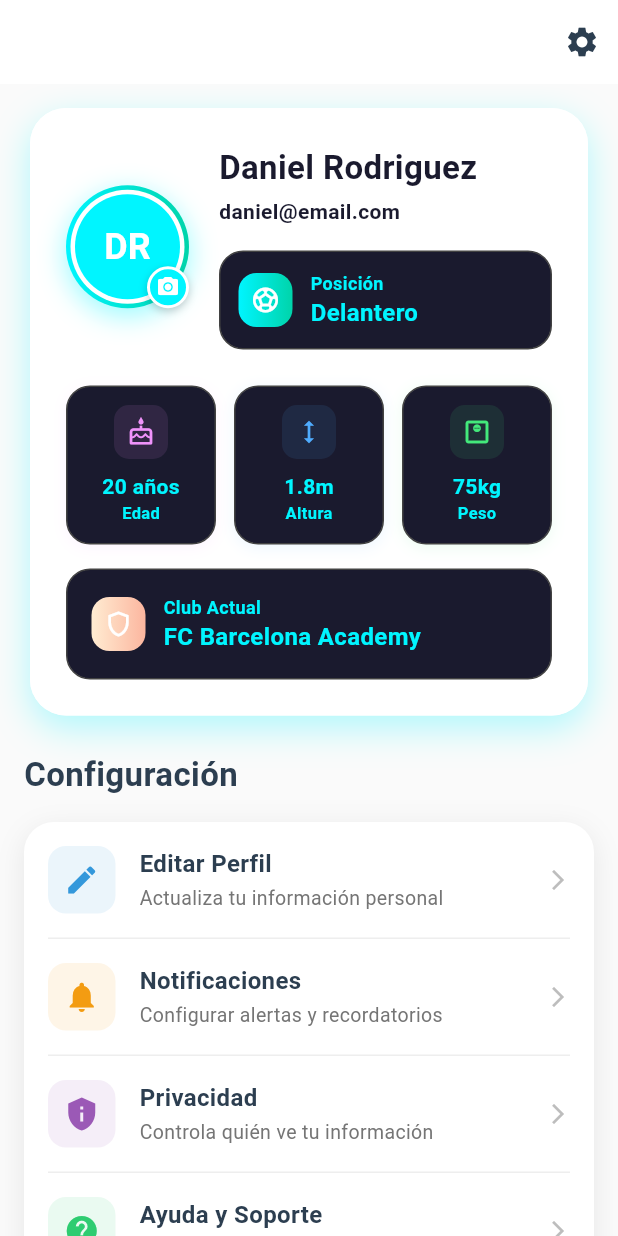
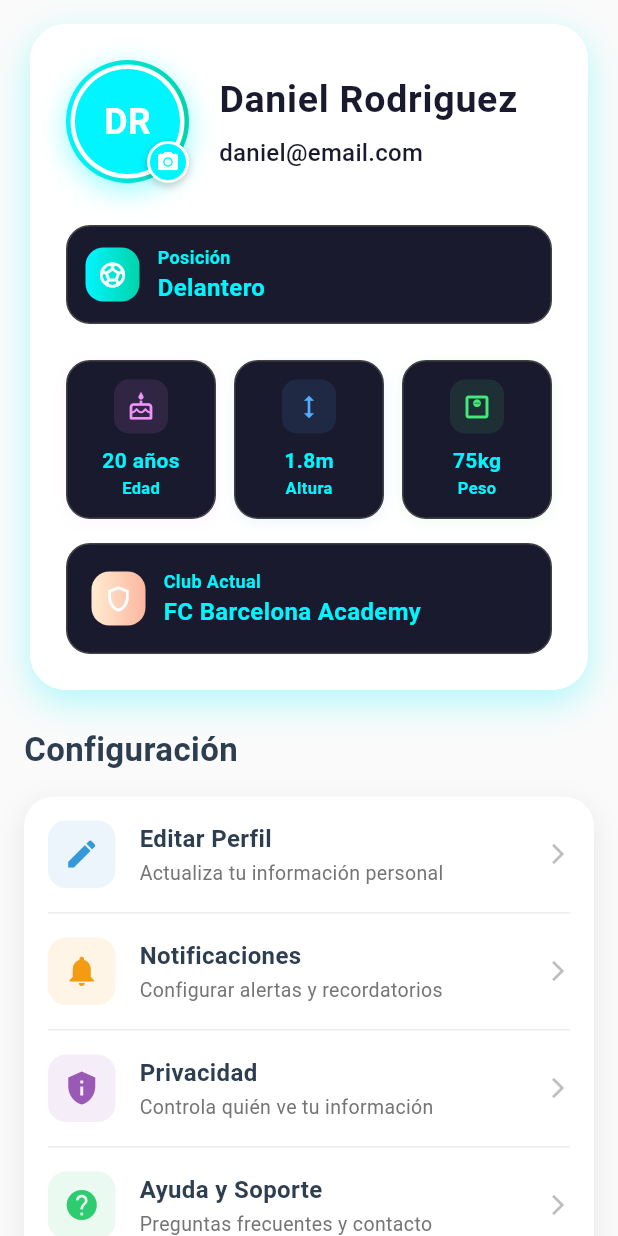
Before and after one commit to DaniielJr10/soccerlife, a Flutter app: the PerfilPage screen opened directly, on a phone screen of 412 x 824 dp. Run offline on Flutter 3.47's test engine with Material 3 defaults, Android fonts, the phone set to English and light mode, and no system bars; our stand-ins replace image_picker.

Commit message:
se ahusto las posicion de la tarjeta en perfil

```diff
--- a/lib/pantallas/perfil.dart
+++ b/lib/pantallas/perfil.dart
@@ -171,13 +171,11 @@ class _PerfilPageState extends State<PerfilPage>
   Widget build(BuildContext context) {
     return Scaffold(
       backgroundColor: Colors.grey[50],
-      // Envolvemos todo en FadeTransition para el efecto de aparición suave
       body: FadeTransition(
         opacity: _fadeAnimation,
-        // Usamos CustomScrollView para un AppBar colapsable más fluido
         child: CustomScrollView(
           slivers: [
-            _buildCustomAppBar(),
+            // SliverAppBar eliminado para quitar el fondo blanco vacío superior
             SliverToBoxAdapter(
               child: Padding(
                 padding: const EdgeInsets.all(16.0),
@@ -200,24 +198,7 @@ class _PerfilPageState extends State<PerfilPage>
 
   /// Crea el AppBar personalizado con gradiente y efectos visuales
   /// Se colapsa al hacer scroll y mantiene el título visible
-  Widget _buildCustomAppBar() {
-    return SliverAppBar(
-      expandedHeight: 0,
-      floating: false,
-      pinned: true,
-      elevation: 0,
-      backgroundColor: Colors.white,
-      automaticallyImplyLeading: false,
-      actions: [
-        IconButton(
-          icon: const Icon(Icons.settings, color: Color(0xFF2C3E50)),
-          // Abre el menú de configuración rápida desde la parte superior
-          onPressed: () => _showSettingsMenu(context),
-          tooltip: 'Configuración',
-        ),
-      ],
-    );
-  }
+  // _buildCustomAppBar eliminado porque ya no se usa
 
   /// Construye la sección principal del perfil con avatar y datos del jugador
   /// Incluye foto de perfil, información básica y estadísticas profesionales
@@ -320,7 +301,6 @@ class _PerfilPageState extends State<PerfilPage>
                   ),
                 ),
                 const SizedBox(width: 20),
-
                 // Información principal del jugador
                 Expanded(
                   child: Column(
@@ -329,22 +309,29 @@ class _PerfilPageState extends State<PerfilPage>
                       Text(
                         _userInfo['nombre'],
                         style: const TextStyle(
-                          fontSize: 22,
+                          fontSize: 25,
                           fontWeight: FontWeight.bold,
                           color: Color(0xFF1a1a2e),
+                          letterSpacing: 0.5,
                         ),
                       ),
-                      const SizedBox(height: 4),
+                      const SizedBox(height: 6),
                       Text(
                         _userInfo['email'],
                         style: const TextStyle(
-                          fontSize: 14,
+                          fontSize: 16,
                           color: Color(0xFF1a1a2e),
-                          fontWeight: FontWeight.bold,
+                          fontWeight: FontWeight.w500,
+                          letterSpacing: 0.2,
                         ),
                       ),
-                      const SizedBox(height: 8),
-                      // Posición con mismo diseño que Club Actual
+                    ],
+                  ),
+                ),
+              ],
+            ),
+            // Campo de posición bajado
+            const SizedBox(height: 20),
             Container(
               width: double.infinity,
               margin: const EdgeInsets.only(top: 8),
@@ -392,11 +379,6 @@ class _PerfilPageState extends State<PerfilPage>
                   ),
                 ],
               ),
-                      ),
-                    ],
-                  ),
-                ),
-              ],
             ),
 
             const SizedBox(height: 24),
@@ -682,57 +664,7 @@ class _PerfilPageState extends State<PerfilPage>
     );
   }
 
-  /// Muestra un menú emergente con configuraciones rápidas
-  /// Incluye opciones como modo oscuro e idioma
-  void _showSettingsMenu(BuildContext context) {
-    showModalBottomSheet(
-      context: context,
-      backgroundColor: Colors.transparent,
-      builder: (context) => Container(
-        decoration: const BoxDecoration(
-          color: Colors.white,
-          borderRadius: BorderRadius.vertical(top: Radius.circular(20)),
-        ),
-        padding: const EdgeInsets.all(20),
-        child: Column(
-          mainAxisSize: MainAxisSize.min,
-          children: [
-            Container(
-              width: 40,
-              height: 4,
-              decoration: BoxDecoration(
-                color: Colors.grey[300],
-                borderRadius: BorderRadius.circular(2),
-              ),
-            ),
-            const SizedBox(height: 20),
-            const Text(
-              'Configuración Rápida',
-              style: TextStyle(
-                fontSize: 18,
-                fontWeight: FontWeight.bold,
-              ),
-            ),
-            const SizedBox(height: 20),
 
-            // Opciones de configuración rápida accesibles
-            ListTile(
-              leading: const Icon(Icons.dark_mode),
-              title: const Text('Modo Oscuro'),
-              trailing: Switch(value: false, onChanged: (value) {}),
-            ),
-            ListTile(
-              leading: const Icon(Icons.language),
-              title: const Text('Idioma'),
-              subtitle: const Text('Español'),
-              onTap: () {},
-            ),
-            const SizedBox(height: 20),
-          ],
-        ),
-      ),
-    );
-  }
 
   /// Funciones de manejo de acciones - Actualmente muestran placeholders
   /// En una implementación completa, estas navegarían a pantallas específicas
```
Lines whose indentation alone changed are shown as unchanged.
